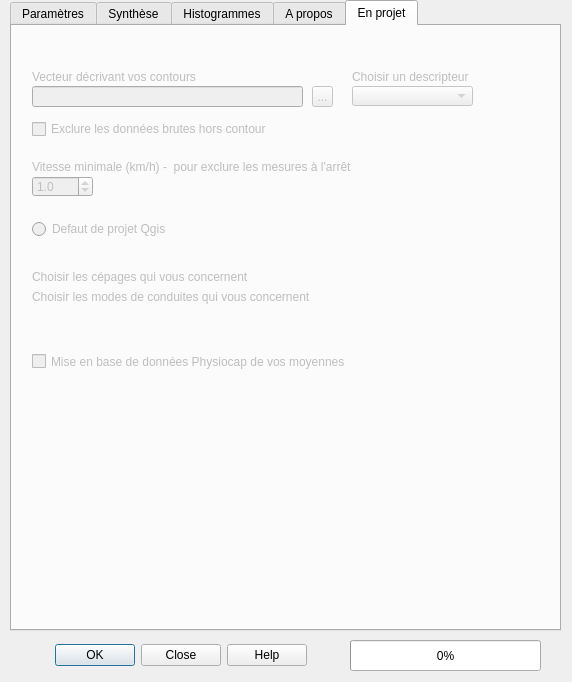
jhemmi/QgisPhysiocapPlugin, file Physiocap_dialog_base.ui: the form before one commit.
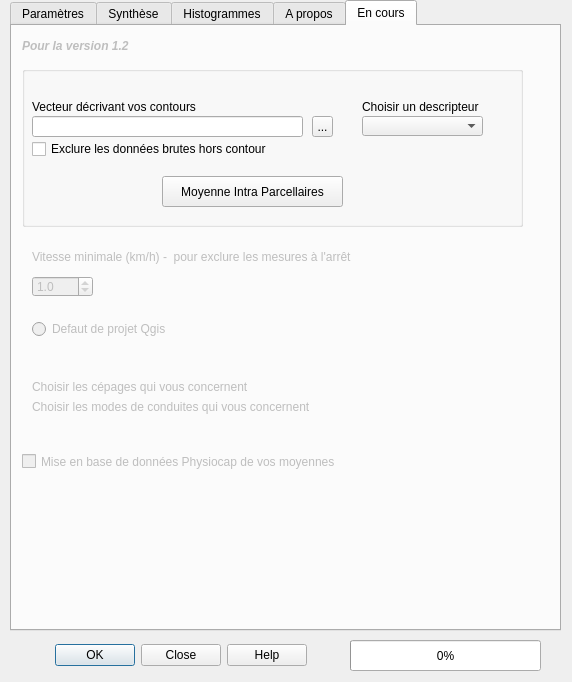
The form after the commit. The open tabs and pages were chosen to show the change.

What changed in the file:
```diff
--- a/Physiocap_dialog_base.ui
+++ b/Physiocap_dialog_base.ui
@@ -1090,7 +1090,7 @@
    </widget>
    <widget class="QWidget" name="tabEnProjet">
     <attribute name="title">
-     <string>En projet</string>
+     <string>En cours</string>
     </attribute>
     <widget class="QRadioButton" name="radioButtonQgisProject">
      <property name="enabled">
@@ -1099,7 +1099,7 @@
      <property name="geometry">
       <rect>
        <x>20</x>
-       <y>190</y>
+       <y>290</y>
        <width>201</width>
        <height>26</height>
       </rect>
@@ -1108,104 +1108,14 @@
       <string>Defaut de projet Qgis</string>
      </property>
     </widget>
-    <widget class="QCheckBox" name="checkBoxContour">
-     <property name="enabled">
-      <bool>false</bool>
-     </property>
-     <property name="geometry">
-      <rect>
-       <x>20</x>
-       <y>90</y>
-       <width>351</width>
-       <height>26</height>
-      </rect>
-     </property>
-     <property name="text">
-      <string>Exclure les données brutes hors contour</string>
-     </property>
-    </widget>
-    <widget class="QLabel" name="lab_27">
-     <property name="enabled">
-      <bool>false</bool>
-     </property>
-     <property name="geometry">
-      <rect>
-       <x>20</x>
-       <y>40</y>
-       <width>321</width>
-       <height>21</height>
-      </rect>
-     </property>
-     <property name="text">
-      <string>Vecteur décrivant vos contours</string>
-     </property>
-    </widget>
-    <widget class="QComboBox" name="fieldComboFieldContours_2">
-     <property name="enabled">
-      <bool>false</bool>
-     </property>
-     <property name="geometry">
-      <rect>
-       <x>340</x>
-       <y>60</y>
-       <width>121</width>
-       <height>20</height>
-      </rect>
-     </property>
-    </widget>
-    <widget class="QLineEdit" name="lineEditContours_2">
-     <property name="enabled">
-      <bool>false</bool>
-     </property>
-     <property name="geometry">
-      <rect>
-       <x>20</x>
-       <y>60</y>
-       <width>271</width>
-       <height>21</height>
-      </rect>
-     </property>
-    </widget>
-    <widget class="QLabel" name="lab_28">
-     <property name="enabled">
-      <bool>false</bool>
-     </property>
-     <property name="geometry">
-      <rect>
-       <x>340</x>
-       <y>40</y>
-       <width>151</width>
-       <height>21</height>
-      </rect>
-     </property>
-     <property name="text">
-      <string>Choisir un descripteur</string>
-     </property>
-    </widget>
-    <widget class="QToolButton" name="toolButtonContours_2">
-     <property name="enabled">
-      <bool>false</bool>
-     </property>
-     <property name="geometry">
-      <rect>
-       <x>300</x>
-       <y>60</y>
-       <width>21</width>
-       <height>21</height>
-      </rect>
-     </property>
-     <property name="text">
-      <string>...</string>
-     </property>
-    </widget>
     <widget class="QCheckBox" name="checkBox">
      <property name="enabled">
       <bool>false</bool>
      </property>
      <property name="geometry">
       <rect>
-       <x>20</x>
-       <y>320</y>
+       <x>10</x>
+       <y>420</y>
        <width>491</width>
        <height>31</height>
       </rect>
@@ -1221,7 +1131,7 @@
      <property name="geometry">
       <rect>
        <x>20</x>
-       <y>130</y>
+       <y>220</y>
        <width>431</width>
        <height>21</height>
       </rect>
@@ -1240,7 +1150,7 @@
      <property name="geometry">
       <rect>
        <x>20</x>
-       <y>150</y>
+       <y>250</y>
        <width>61</width>
        <height>21</height>
       </rect>
@@ -1265,7 +1175,7 @@
      <property name="geometry">
       <rect>
        <x>20</x>
-       <y>240</y>
+       <y>350</y>
        <width>311</width>
        <height>21</height>
       </rect>
@@ -1281,7 +1191,7 @@
      <property name="geometry">
       <rect>
        <x>20</x>
-       <y>260</y>
+       <y>370</y>
        <width>371</width>
        <height>21</height>
       </rect>
@@ -1290,6 +1200,138 @@
       <string>Choisir les modes de conduites qui vous concernent</string>
      </property>
     </widget>
+    <widget class="QLabel" name="label_3">
+     <property name="enabled">
+      <bool>false</bool>
+     </property>
+     <property name="geometry">
+      <rect>
+       <x>10</x>
+       <y>10</y>
+       <width>311</width>
+       <height>21</height>
+      </rect>
+     </property>
+     <property name="text">
+      <string>&lt;html&gt;&lt;head/&gt;&lt;body&gt;&lt;p&gt;&lt;span style=&quot; font-weight:600; font-style:italic;&quot;&gt;Pour la version 1.2&lt;/span&gt;&lt;/p&gt;&lt;/body&gt;&lt;/html&gt;</string>
+     </property>
+    </widget>
+    <widget class="QGroupBox" name="groupBoxIntra">
+     <property name="geometry">
+      <rect>
+       <x>10</x>
+       <y>40</y>
+       <width>501</width>
+       <height>161</height>
+      </rect>
+     </property>
+     <property name="title">
+      <string/>
+     </property>
+     <widget class="QPushButton" name="pushButtonIntra">
+      <property name="geometry">
+       <rect>
+        <x>140</x>
+        <y>110</y>
+        <width>181</width>
+        <height>31</height>
+       </rect>
+      </property>
+      <property name="text">
+       <string>Moyenne Intra Parcellaires</string>
+      </property>
+     </widget>
+     <widget class="QLabel" name="lab_28">
+      <property name="enabled">
+       <bool>true</bool>
+      </property>
+      <property name="geometry">
+       <rect>
+        <x>340</x>
+        <y>30</y>
+        <width>151</width>
+        <height>21</height>
+       </rect>
+      </property>
+      <property name="text">
+       <string>Choisir un descripteur</string>
+      </property>
+     </widget>
+     <widget class="QComboBox" name="fieldComboFieldContours_2">
+      <property name="enabled">
+       <bool>true</bool>
+      </property>
+      <property name="geometry">
+       <rect>
+        <x>340</x>
+        <y>50</y>
+        <width>121</width>
+        <height>20</height>
+       </rect>
+      </property>
+     </widget>
+     <widget class="QLabel" name="lab_27">
+      <property name="enabled">
+       <bool>true</bool>
+      </property>
+      <property name="geometry">
+       <rect>
+        <x>10</x>
+        <y>30</y>
+        <width>321</width>
+        <height>21</height>
+       </rect>
+      </property>
+      <property name="text">
+       <string>Vecteur décrivant vos contours</string>
+      </property>
+     </widget>
+     <widget class="QLineEdit" name="lineEditContours_2">
+      <property name="enabled">
+       <bool>true</bool>
+      </property>
+      <property name="geometry">
+       <rect>
+        <x>10</x>
+        <y>50</y>
+        <width>271</width>
+        <height>21</height>
+       </rect>
+      </property>
+     </widget>
+     <widget class="QCheckBox" name="checkBoxContour">
+      <property name="enabled">
+       <bool>true</bool>
+      </property>
+      <property name="geometry">
+       <rect>
+        <x>10</x>
+        <y>70</y>
+        <width>351</width>
+        <height>26</height>
+       </rect>
+      </property>
+      <property name="text">
+       <string>Exclure les données brutes hors contour</string>
+      </property>
+     </widget>
+     <widget class="QToolButton" name="toolButtonContours_2">
+      <property name="enabled">
+       <bool>true</bool>
+      </property>
+      <property name="geometry">
+       <rect>
+        <x>290</x>
+        <y>50</y>
+        <width>21</width>
+        <height>21</height>
+       </rect>
+      </property>
+      <property name="text">
+       <string>...</string>
+      </property>
+     </widget>
+    </widget>
    </widget>
   </widget>
   <widget class="QProgressBar" name="progressBar">
```
Left out of the diff: 4 changed lines with no effect on the pictures.
